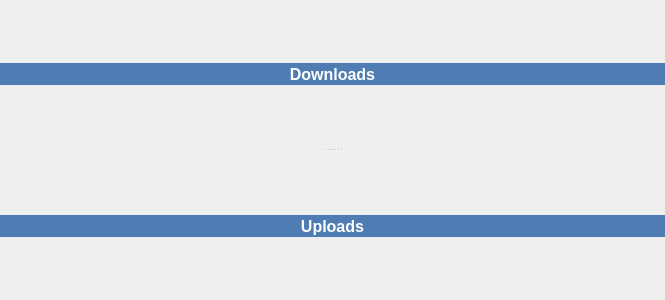
Qt form branches/Rewrite/UI/widgettransfers.ui (c3c/quazaa) before a commit.
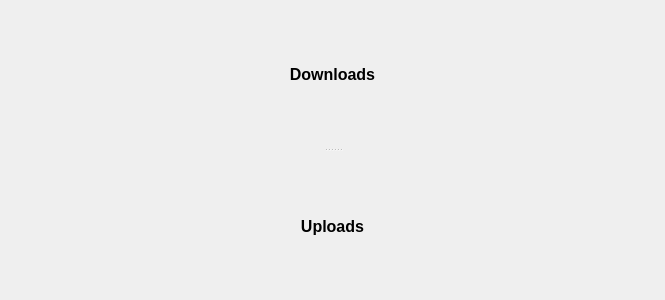
The same form after that commit. Icons and pictures are not drawn.

```diff
--- a/branches/Rewrite/UI/widgettransfers.ui
+++ b/branches/Rewrite/UI/widgettransfers.ui
@@ -56,8 +56,6 @@
          </property>
          <property name="styleSheet">
           <string notr="true">QToolButton {
-	background-color: rgb(78, 124, 179);
-	color: rgb(255, 255, 255);
 	border: none;
 	font-size: 16px;
 	font-weight: bold;
@@ -111,8 +109,6 @@
          </property>
          <property name="styleSheet">
           <string notr="true">QToolButton {
-	background-color: rgb(78, 124, 179);
-	color: rgb(255, 255, 255);
 	border: none;
 	font-size: 16px;
 	font-weight: bold;
```
Left out of the diff: 10 changed lines with no effect on the pictures.
